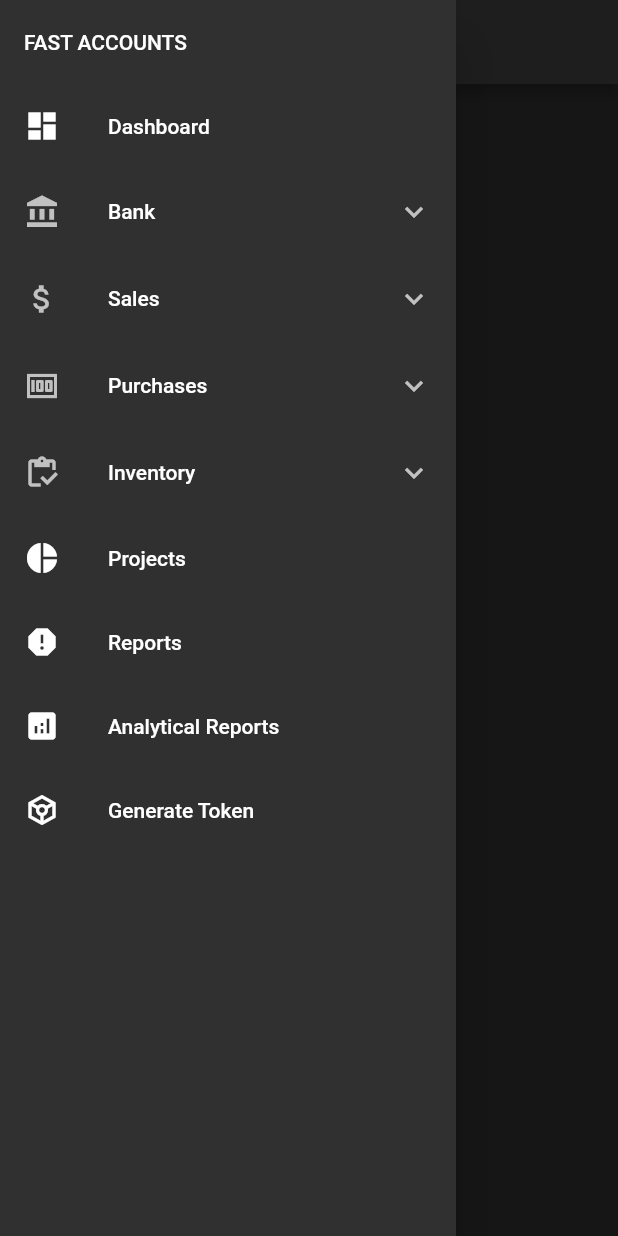
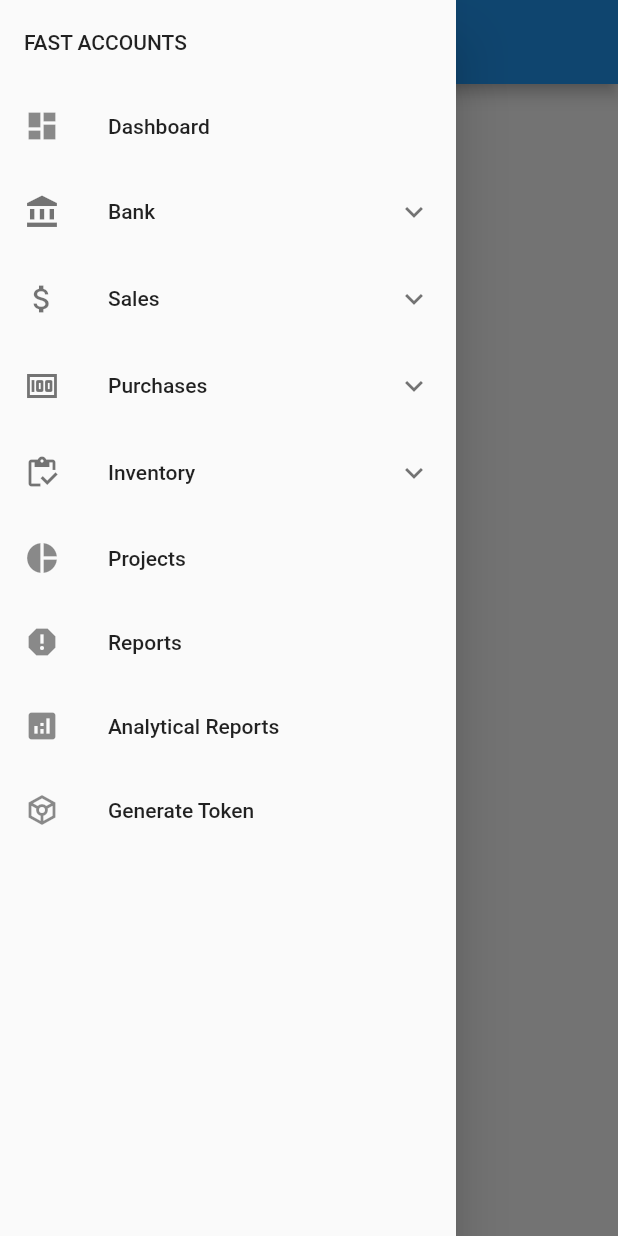
Before and after one commit to Ali-10011/fast-accounts-mobile-app, a Flutter app: the screen it shows after launch, with the side drawer open, on a phone screen of 412 x 824 dp. Run offline on Flutter 3.47's test engine with Material 2 defaults, Android fonts, the phone set to English and light mode, and no system bars.

Commit message:
Set up Navigations for Navigation Drawer

```diff
--- a/fast_accounts/lib/main.dart
+++ b/fast_accounts/lib/main.dart
@@ -1,4 +1,4 @@
-import 'package:fast_accounts/views/home.dart';
+import 'package:fast_accounts/views/dashboard.dart';
 import 'package:flutter/material.dart';
 
 void main() {
@@ -12,9 +12,9 @@ class MyApp extends StatelessWidget {
   Widget build(BuildContext context) {
     return MaterialApp(
       title: 'FastAccounts',
-      theme: ThemeData.dark(),
+      theme: ThemeData.light(),
       debugShowCheckedModeBanner: false,
-      home: const HomePage(),
+      home: const DashBoard(),
     );
   }
 }
--- /dev/null
+++ b/fast_accounts/lib/views/dashboard.dart
@@ -0,0 +1,15 @@
+import 'package:flutter/material.dart';
+import 'package:fast_accounts/widgets/navigation_drawer.dart';
+
+class DashBoard extends StatelessWidget {
+  const DashBoard({super.key});
+
+  @override
+  Widget build(BuildContext context) {
+    return  Scaffold(
+      appBar: AppBar(title: const Text("DashBoard")),
+      drawer: const NavigationDrawerWidget(),
+      body: const Center(child: ElevatedButton(onPressed: null, child: Text("DashBoard")),),
+    );
+  }
+}
--- a/fast_accounts/lib/views/home.dart
+++ /dev/null
@@ -1,256 +0,0 @@
-import 'package:fast_accounts/services/generate_token.dart';
-import 'package:flutter/material.dart';
-
-class HomePage extends StatefulWidget {
-  const HomePage({super.key});
-
-  @override
-  State<HomePage> createState() => _HomePageState();
-}
-
-class _HomePageState extends State<HomePage> {
-  late String? token;
-
-  //Loading Dialog
-  showLoaderDialog(BuildContext context) {
-    AlertDialog alert = AlertDialog(
-      content: Row(
-        mainAxisAlignment: MainAxisAlignment.spaceEvenly,
-        children: const [
-          CircularProgressIndicator(),
-          Text("Processing...."),
-        ],
-      ),
-    );
-    showDialog(
-      barrierDismissible: false,
-      context: context,
-      builder: (BuildContext context) {
-        return alert;
-      },
-    );
-  }
-
-//Function to get Token and Handle Response
-  void _generateToken() async {
-    try {
-      token = await getToken();
-      if (!mounted) return;
-    } on Exception catch (e) {
-      Navigator.of(context).pop();
-      ScaffoldMessenger.of(context).showSnackBar(SnackBar(
-        backgroundColor: Colors.red,
-        content: Text(
-          e.toString(),
-          style: const TextStyle(color: Colors.white),
-        ),
-      ));
-      return;
-    }
-    if (!mounted) return;
-    Navigator.of(context).pop();
-    ScaffoldMessenger.of(context).showSnackBar(const SnackBar(
-      backgroundColor: Colors.green,
-      content: Text(
-        "Token Generated",
-        style: TextStyle(color: Colors.white),
-      ),
-    ));
-  }
-
-  @override
-  Widget build(BuildContext context) {
-    return SafeArea(
-      child: Scaffold(
-        appBar: AppBar(
-          title: Text('Dashboard'),
-        ),
-        drawer: Drawer(
-          child: ListView(children: [
-            const ListTile(
-              title: Text('FAST ACCOUNTS'),
-            ),
-            ListTile(
-              leading: const Icon(Icons.dashboard),
-              title: const Text('Dashboard'),
-              onTap: () {},
-            ),
-            ExpansionTile(
-              title: const Text("Bank"),
-              leading: const Icon(Icons.account_balance), //add icon
-              childrenPadding:
-                  const EdgeInsets.only(left: 60), //children padding
-              children: [
-                ListTile(
-                  title: const Text("Account Balances"),
-                  onTap: () {
-                    //action on press
-                  },
-                ),
-
-                ListTile(
-                  title: const Text("Bank Payments"),
-                  onTap: () {
-                    //action on press
-                  },
-                ),
-                ListTile(
-                  title: const Text("Bank Receipts"),
-                  onTap: () {
-                    //action on press
-                  },
-                ),
-                ListTile(
-                  title: const Text("Transfers"),
-                  onTap: () {
-                    //action on press
-                  },
-                ),
-                ListTile(
-                  title: const Text("Reconcile"),
-                  onTap: () {
-                    //action on press
-                  },
-                ),
-
-                //more child menu
-              ],
-            ),
-            ExpansionTile(
-              title: const Text("Sales"),
-              leading: const Icon(Icons.attach_money), //add icon
-              childrenPadding:
-                  const EdgeInsets.only(left: 60), //children padding
-              children: [
-                ListTile(
-                  title: const Text("Invoices"),
-                  onTap: () {
-                    //action on press
-                  },
-                ),
-
-                ListTile(
-                  title: const Text("Receipts"),
-                  onTap: () {
-                    //action on press
-                  },
-                ),
-                ListTile(
-                  title: const Text("Sales All"),
-                  onTap: () {
-                    //action on press
-                  },
-                ),
-                ListTile(
-                  title: const Text("Transfers"),
-                  onTap: () {
-                    //action on press
-                  },
-                ),
-                ListTile(
-                  title: const Text("Orders"),
-                  onTap: () {
-                    //action on press
-                  },
-                ),
-                ListTile(
-                  title: const Text("Customers"),
-                  onTap: () {
-                    //action on press
-                  },
-                ),
-
-                //more child menu
-              ],
-            ),
-            ExpansionTile(
-              title: const Text("Purchases"),
-              leading: const Icon(Icons.money_outlined), //add icon
-              childrenPadding:
-                  const EdgeInsets.only(left: 60), //children padding
-              children: [
-                ListTile(
-                  title: const Text("Bills"),
-                  onTap: () {
-                    //action on press
-                  },
-                ),
-
-                ListTile(
-                  title: const Text("Payments"),
-                  onTap: () {
-                    //action on press
-                  },
-                ),
-                ListTile(
-                  title: const Text("Purchases All"),
-                  onTap: () {
-                    //action on press
-                  },
-                ),
-                ListTile(
-                  title: const Text("PO"),
-                  onTap: () {
-                    //action on press
-                  },
-                ),
-                ListTile(
-                  title: const Text("Suppliers"),
-                  onTap: () {
-                    //action on press
-                  },
-                ),
-
-                //more child menu
-              ],
-            ),
-            ExpansionTile(
-              title: const Text("Inventory"),
-              leading: const Icon(Icons.inventory_outlined), //add icon
-              childrenPadding:
-                  const EdgeInsets.only(left: 60), //children padding
-              children: [
-                ListTile(
-                  title: const Text("Products"),
-                  onTap: () {
-                    //action on press
-                  },
-                ),
-
-                //more child menu
-              ],
-            ),
-            ListTile(
-              leading: const Icon(Icons.pie_chart),
-              title: const Text('Projects'),
-              onTap: () {},
-            ),
-            ListTile(
-              leading: const Icon(Icons.report),
-              title: const Text('Reports'),
-              onTap: () {},
-            ),
-            ListTile(
-              leading: const Icon(Icons.analytics),
-              title: const Text('Analytical Reports'),
-              onTap: () {},
-            ),
-            ListTile(
-              leading: const Icon(Icons.token_outlined),
-              title: const Text('Generate Token'),
-              onTap: () {},
-            ),
-          ]),
-        ),
-        body: Center(
-          child: ElevatedButton(
-              onPressed: () {
-                showLoaderDialog(context);
-                _generateToken();
-              },
-              child: const Text('Get Token')),
-        ),
-      ),
-    );
-  }
-}
--- /dev/null
+++ b/fast_accounts/lib/widgets/navigation_drawer.dart
@@ -0,0 +1,198 @@
+import 'package:fast_accounts/views/dashboard.dart';
+import 'package:fast_accounts/views/generate_token.dart';
+import 'package:flutter/material.dart';
+
+class NavigationDrawerWidget extends StatelessWidget {
+  const NavigationDrawerWidget({super.key});
+
+  @override
+  Widget build(BuildContext context) {
+    return Drawer(
+      child: ListView(children: [
+        const ListTile(
+          title: Text('FAST ACCOUNTS'),
+        ),
+        ListTile(
+          leading: const Icon(Icons.dashboard),
+          title: const Text('Dashboard'),
+          onTap: () {
+            Navigator.of(context).pop();
+            Navigator.pushReplacement(
+                context,
+                MaterialPageRoute(
+                  builder: (context) => const DashBoard(),
+                ));
+          },
+        ),
+        ExpansionTile(
+          title: const Text("Bank"),
+          leading: const Icon(Icons.account_balance), //add icon
+          childrenPadding: const EdgeInsets.only(left: 60), //children padding
+          children: [
+            ListTile(
+              title: const Text("Account Balances"),
+              onTap: () {
+                //action on press
+              },
+            ),
+
+            ListTile(
+              title: const Text("Bank Payments"),
+              onTap: () {
+                //action on press
+              },
+            ),
+            ListTile(
+              title: const Text("Bank Receipts"),
+              onTap: () {
+                //action on press
+              },
+            ),
+            ListTile(
+              title: const Text("Transfers"),
+              onTap: () {
+                //action on press
+              },
+            ),
+            ListTile(
+              title: const Text("Reconcile"),
+              onTap: () {
+                //action on press
+              },
+            ),
+
+            //more child menu
+          ],
+        ),
+        ExpansionTile(
+          title: const Text("Sales"),
+          leading: const Icon(Icons.attach_money), //add icon
+          childrenPadding: const EdgeInsets.only(left: 60), //children padding
+          children: [
+            ListTile(
+              title: const Text("Invoices"),
+              onTap: () {
+                //action on press
+              },
+            ),
+
+            ListTile(
+              title: const Text("Receipts"),
+              onTap: () {
+                //action on press
+              },
+            ),
+            ListTile(
+              title: const Text("Sales All"),
+              onTap: () {
+                //action on press
+              },
+            ),
+            ListTile(
+              title: const Text("Transfers"),
+              onTap: () {
+                //action on press
+              },
+            ),
+            ListTile(
+              title: const Text("Orders"),
+              onTap: () {
+                //action on press
+              },
+            ),
+            ListTile(
+              title: const Text("Customers"),
+              onTap: () {
+                //action on press
+              },
+            ),
+
+            //more child menu
+          ],
+        ),
+        ExpansionTile(
+          title: const Text("Purchases"),
+          leading: const Icon(Icons.money_outlined), //add icon
+          childrenPadding: const EdgeInsets.only(left: 60), //children padding
+          children: [
+            ListTile(
+              title: const Text("Bills"),
+              onTap: () {
+                //action on press
+              },
+            ),
+
+            ListTile(
+              title: const Text("Payments"),
+              onTap: () {
+                //action on press
+              },
+            ),
+            ListTile(
+              title: const Text("Purchases All"),
+              onTap: () {
+                //action on press
+              },
+            ),
+            ListTile(
+              title: const Text("PO"),
+              onTap: () {
+                //action on press
+              },
+            ),
+            ListTile(
+              title: const Text("Suppliers"),
+              onTap: () {
+                //action on press
+              },
+            ),
+
+            //more child menu
+          ],
+        ),
+        ExpansionTile(
+          title: const Text("Inventory"),
+          leading: const Icon(Icons.inventory_outlined), //add icon
+          childrenPadding: const EdgeInsets.only(left: 60), //children padding
+          children: [
+            ListTile(
+              title: const Text("Products"),
+              onTap: () {
+                //action on press
+              },
+            ),
+
+            //more child menu
+          ],
+        ),
+        ListTile(
+          leading: const Icon(Icons.pie_chart),
+          title: const Text('Projects'),
+          onTap: () {},
+        ),
+        ListTile(
+          leading: const Icon(Icons.report),
+          title: const Text('Reports'),
+          onTap: () {},
+        ),
+        ListTile(
+          leading: const Icon(Icons.analytics),
+          title: const Text('Analytical Reports'),
+          onTap: () {},
+        ),
+        ListTile(
+          leading: const Icon(Icons.token_outlined),
+          title: const Text('Generate Token'),
+          onTap: () {
+            Navigator.of(context).pop();
+            Navigator.pushReplacement(
+                context,
+                MaterialPageRoute(
+                  builder: (context) => const GenerateToken(),
+                ));
+          },
+        ),
+      ]),
+    );
+  }
+}
```
Also changed, not shown: fast_accounts/lib/views/generate_token.dart (added, +79 -0 lines).
